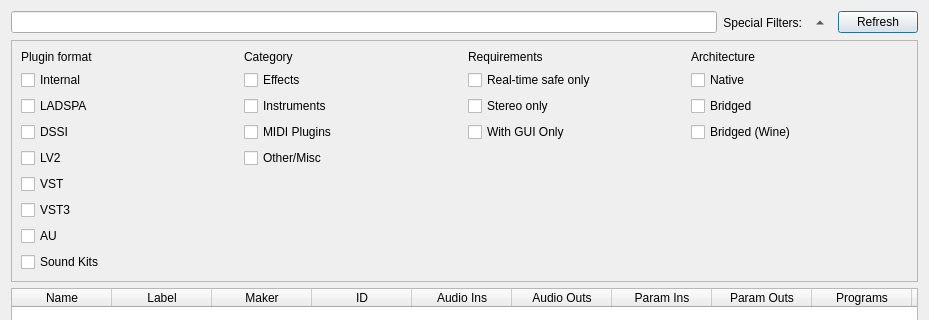
Before: the Qt Designer form resources/ui/carla_database.ui in falkTX/Carla, drawn with Qt 5; both pictures show x 0 to 929 and y 0 to 320 of the 929 by 565 pixel window.
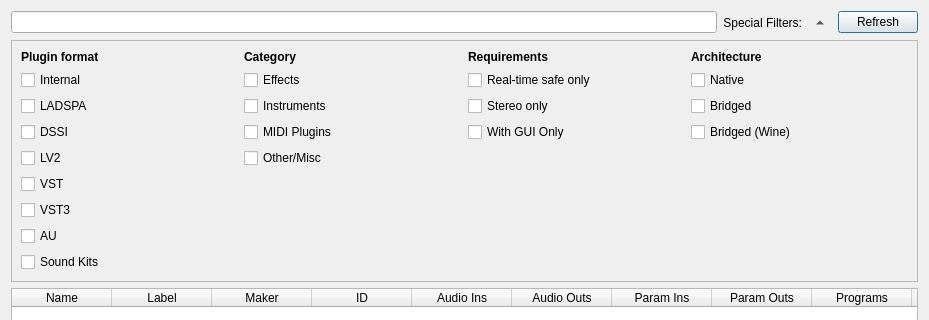
After: the same form once the commit is applied. Icons and pictures are not drawn.

Commit message: Move manage-uis option from main to engine

What changed in the file:
```diff
--- a/resources/ui/carla_database.ui
+++ b/resources/ui/carla_database.ui
@@ -189,6 +189,12 @@
       </item>
       <item row="0" column="0">
        <widget class="QLabel" name="l_format">
+        <property name="font">
+         <font>
+          <weight>75</weight>
+          <bold>true</bold>
+         </font>
+        </property>
         <property name="text">
          <string>Plugin format</string>
         </property>
@@ -196,6 +202,12 @@
       </item>
       <item row="0" column="1">
        <widget class="QLabel" name="l_category">
+        <property name="font">
+         <font>
+          <weight>75</weight>
+          <bold>true</bold>
+         </font>
+        </property>
         <property name="text">
          <string>Category</string>
         </property>
@@ -203,6 +215,12 @@
       </item>
       <item row="0" column="3">
        <widget class="QLabel" name="l_reqs">
+        <property name="font">
+         <font>
+          <weight>75</weight>
+          <bold>true</bold>
+         </font>
+        </property>
         <property name="text">
          <string>Requirements</string>
         </property>
@@ -210,6 +228,12 @@
       </item>
       <item row="0" column="4">
        <widget class="QLabel" name="l_arch">
+        <property name="font">
+         <font>
+          <weight>75</weight>
+          <bold>true</bold>
+         </font>
+        </property>
         <property name="text">
          <string>Architecture</string>
         </property>
```
The commit also changes 4 other files.
